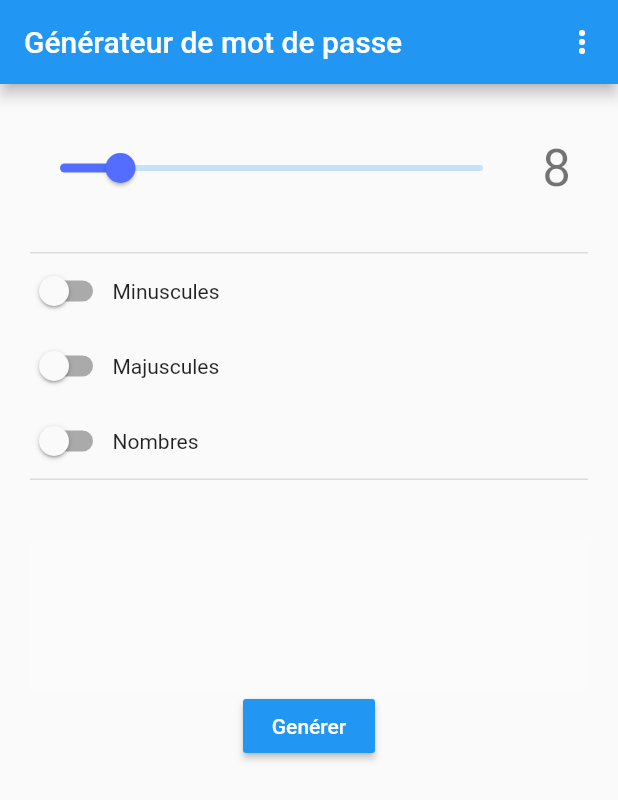
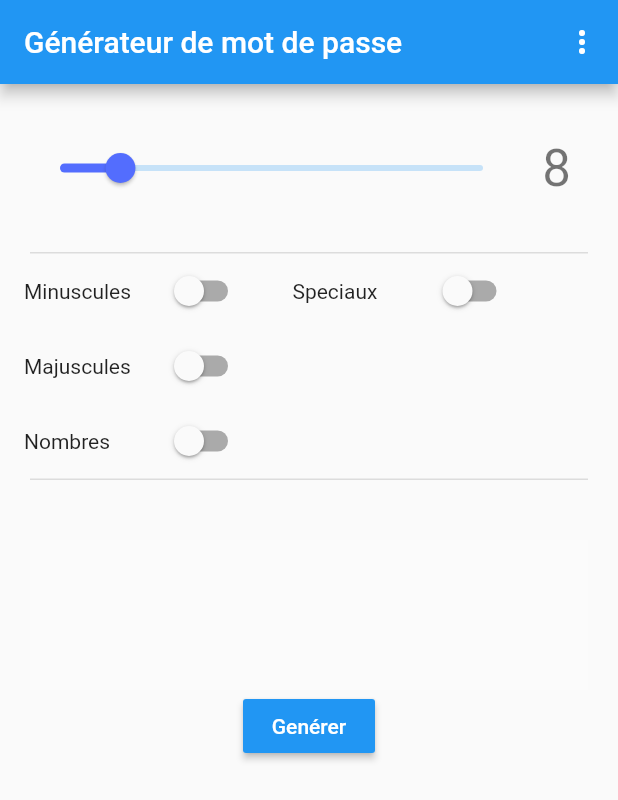
Before and after one commit to lcouturier/password_generator, a Flutter app: the screen it shows after launch, after a tap on "Genérer", on a phone screen of 412 x 824 dp. Shown: the top 800 px of the screen. Run offline on Flutter 3.47's test engine with Material 2 defaults, Android fonts, the phone set to English and light mode, and no system bars; our stand-ins replace shared_preferences; missing offline and left inert: clipboard_manager, optional.

```diff
--- a/lib/main.dart
+++ b/lib/main.dart
@@ -42,6 +42,7 @@ class _MyHomePageState extends State<MyHomePage> {
   bool _lower = false;
   bool _upper = false;
   bool _number = false;
+  bool _specials = false;
   String _password = "";
 
   @override
@@ -67,6 +68,9 @@ class _MyHomePageState extends State<MyHomePage> {
       }
       if (_number) {
         value |= CharType.number;
+      }
+      if (_specials) {
+        value |= CharType.special;
       }
       _password = Password.of(_size, value);
     });
@@ -145,7 +149,7 @@ class _MyHomePageState extends State<MyHomePage> {
     ]);
   }
 
-  Widget get addYourRating {
+  Widget get addSlider {
     return Column(
       children: <Widget>[
         Container(
@@ -188,6 +192,11 @@ class _MyHomePageState extends State<MyHomePage> {
       child: Row(
         mainAxisAlignment: MainAxisAlignment.start,
         children: <Widget>[
+          Container(
+            width: 90.0,
+            alignment: Alignment.centerLeft,
+            child: Text('Minuscules'),
+          ),
           Switch(
             value: _lower,
             key: Key("lowerSwitch"),
@@ -195,10 +204,18 @@ class _MyHomePageState extends State<MyHomePage> {
               _lower = value;
             },
           ),
+          Container(width: 30),
           Container(
-            width: 150.0,
+            width: 90.0,
             alignment: Alignment.centerLeft,
-            child: Text('Minuscules'),
+            child: Text('Speciaux'),
+          ),
+          Switch(
+            value: _specials,
+            key: Key("specialsSwitch"),
+            onChanged: (bool value) {
+              _specials = value;
+            },
           ),
         ],
       ),
@@ -214,6 +231,11 @@ class _MyHomePageState extends State<MyHomePage> {
       child: Row(
         mainAxisAlignment: MainAxisAlignment.start,
         children: <Widget>[
+           Container(
+            width: 90.0,
+            alignment: Alignment.centerLeft,
+            child: Text('Majuscules'),
+          ),
           Switch(
             value: _upper,
             key: Key("upperSwitch"),
@@ -221,11 +243,7 @@ class _MyHomePageState extends State<MyHomePage> {
               _upper = value;
             },
           ),
-          Container(
-            width: 150.0,
-            alignment: Alignment.centerLeft,
-            child: Text('Majuscules'),
-          ),
+
         ],
       ),
     );
@@ -240,6 +258,11 @@ class _MyHomePageState extends State<MyHomePage> {
       child: Row(
         mainAxisAlignment: MainAxisAlignment.start,
         children: <Widget>[
+          Container(
+            width: 90.0,
+            alignment: Alignment.centerLeft,
+            child: Text('Nombres'),
+          ),
           Switch(
             value: _number,
             key: Key("numberSwitch"),
@@ -247,11 +270,7 @@ class _MyHomePageState extends State<MyHomePage> {
               _number = value;
             },
           ),
-          Container(
-            width: 150.0,
-            alignment: Alignment.centerLeft,
-            child: Text('Nombres'),
-          ),
+
         ],
       ),
     );
@@ -277,7 +296,7 @@ class _MyHomePageState extends State<MyHomePage> {
       ),
       body: ListView(
         children: <Widget>[
-          addYourRating,
+          addSlider,
           VerticalDivider(),
           addAllSwitch,
           VerticalDivider(),
@@ -318,6 +337,7 @@ class _MyHomePageState extends State<MyHomePage> {
       _lower = prefs.getBool("Lower") ?? false;
       _upper = prefs.getBool("Upper") ?? false;
       _number = prefs.getBool("Number") ?? false;
+      _specials = prefs.getBool("Specials") ?? false;
     });
   }
 
@@ -327,7 +347,7 @@ class _MyHomePageState extends State<MyHomePage> {
     prefs.setBool("Upper", _upper);
     prefs.setBool("Number", _number);
     prefs.setInt("Size", _size.toInt());
-    prefs.commit();
+    prefs.setBool("Specials", _specials);
   }
 
   PopupMenuItem<String> getPopUpItem(String choice) {
```
